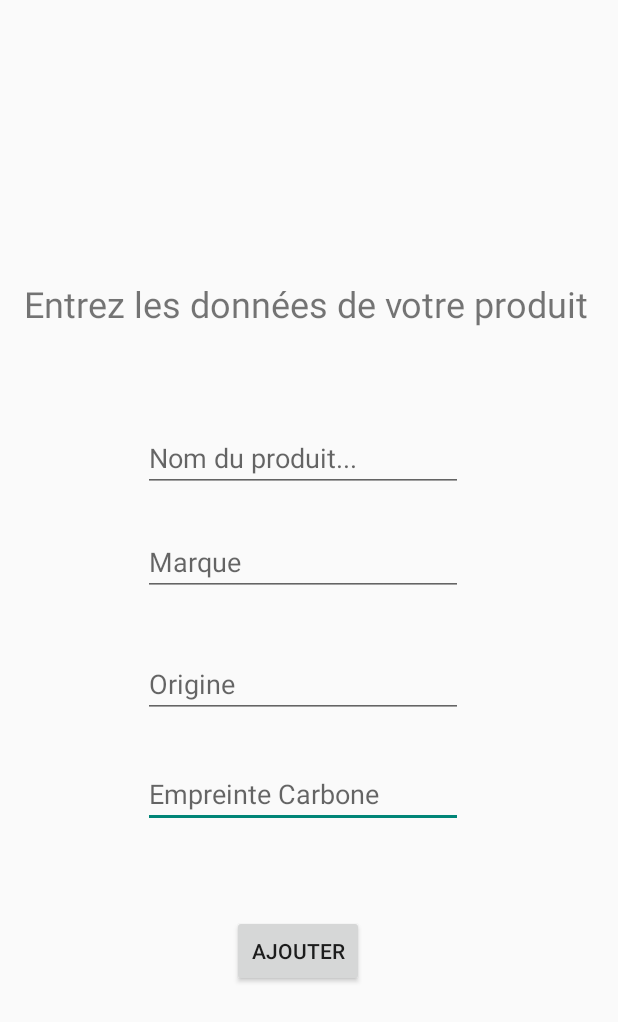
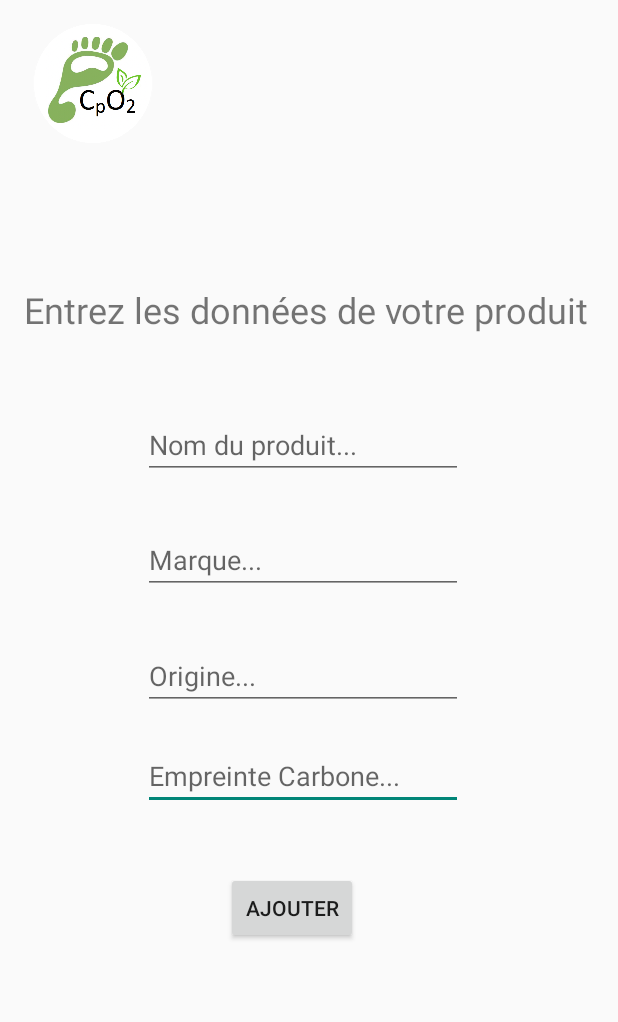
Before and after one commit to Arno-le-dev/CpO2_1.1, an Android app: the layout activity_add_new_product.xml on its own in the app's theme, with its tools: preview values and no code run, on a phone screen of 412 x 824 dp. Shown: the top 1022 px of the screen. Run offline under Robolectric (Android 15) with nearby library versions, the phone set to English and light mode, and no system bars.

Commit message:
appli fonctionnelle 1.1

```diff
--- a/app/build.gradle
+++ b/app/build.gradle
@@ -27,4 +27,5 @@ dependencies {
     testImplementation 'junit:junit:4.12'
     androidTestImplementation 'androidx.test.ext:junit:1.1.0'
     androidTestImplementation 'androidx.test.espresso:espresso-core:3.1.1'
+    implementation 'com.google.android.material:material:1.0.0'
 }
--- a/app/src/main/java/com/example/cpo2_10/vue/MainActivity.java
+++ b/app/src/main/java/com/example/cpo2_10/vue/MainActivity.java
@@ -37,10 +37,12 @@ public class MainActivity extends AppCompatActivity {
     @Override
     protected void onCreate(Bundle savedInstanceState) {
         super.onCreate(savedInstanceState);
+
         //Cette directive enlève la barre de titre
         this.requestWindowFeature(Window.FEATURE_NO_TITLE);
 // Cette directive permet d'enlever la barre de notifications pour afficher l'application en plein écran
         this.getWindow().setFlags(WindowManager.LayoutParams.FLAG_FULLSCREEN, WindowManager.LayoutParams.FLAG_FULLSCREEN);
+        getSupportActionBar().hide();
 
         setContentView(R.layout.activity_main);
 
--- /dev/null
+++ b/app/src/main/res/drawable/home_btn.xml
@@ -0,0 +1,9 @@
+<?xml version="1.0" encoding="utf-8"?>
+<shape xmlns:android="http://schemas.android.com/apk/res/android"
+    android:shape="rectangle">
+
+    <solid android:color="#FBFBFB"/>
+
+    <corners android:radius="200dp"/>
+
+</shape>
--- a/app/src/main/res/layout/activity_add_new_product.xml
+++ b/app/src/main/res/layout/activity_add_new_product.xml
@@ -12,80 +12,110 @@
         android:id="@+id/textView2"
         android:layout_width="wrap_content"
         android:layout_height="wrap_content"
+        android:layout_marginStart="16dp"
+        android:layout_marginTop="83dp"
         android:layout_marginEnd="20dp"
-        android:layout_marginBottom="64dp"
+        android:layout_marginBottom="20dp"
         android:text="Entrez les données de votre produit"
         android:textSize="24sp"
         app:layout_constraintBottom_toTopOf="@+id/txtProduit"
-        app:layout_constraintEnd_toEndOf="parent" />
+        app:layout_constraintEnd_toEndOf="parent"
+        app:layout_constraintHorizontal_bias="0.0"
+        app:layout_constraintStart_toStartOf="parent"
+        app:layout_constraintTop_toBottomOf="@+id/home_button" />
 
     <EditText
         android:id="@+id/txtEmpreinteCarbone"
         android:layout_width="wrap_content"
         android:layout_height="wrap_content"
-        android:layout_marginBottom="272dp"
+        android:layout_marginStart="95dp"
+        android:layout_marginTop="10dp"
+        android:layout_marginEnd="103dp"
+        android:layout_marginBottom="10dp"
         android:ems="10"
-        android:hint="Empreinte Carbone"
+        android:hint="Empreinte Carbone..."
         android:inputType="numberDecimal"
-        app:layout_constraintBottom_toBottomOf="parent"
+        app:layout_constraintBottom_toTopOf="@+id/btnAdd"
         app:layout_constraintEnd_toEndOf="parent"
-        app:layout_constraintHorizontal_bias="0.479"
-        app:layout_constraintStart_toStartOf="parent" />
+        app:layout_constraintStart_toStartOf="parent"
+        app:layout_constraintTop_toBottomOf="@+id/txtOrigine" />
 
     <EditText
         android:id="@+id/txtOrigine"
         android:layout_width="wrap_content"
         android:layout_height="wrap_content"
-        android:layout_marginBottom="28dp"
+        android:layout_marginStart="95dp"
+        android:layout_marginTop="10dp"
+        android:layout_marginEnd="103dp"
         android:ems="10"
-        android:hint="Origine"
+        android:hint="Origine..."
         android:inputType="textPersonName"
         app:layout_constraintBottom_toTopOf="@+id/txtEmpreinteCarbone"
         app:layout_constraintEnd_toEndOf="parent"
-        app:layout_constraintHorizontal_bias="0.479"
-        app:layout_constraintStart_toStartOf="parent" />
+        app:layout_constraintStart_toStartOf="parent"
+        app:layout_constraintTop_toBottomOf="@+id/txtMarque" />
+
 
     <EditText
         android:id="@+id/txtProduit"
         android:layout_width="wrap_content"
         android:layout_height="wrap_content"
-        android:layout_marginBottom="24dp"
+        android:layout_marginStart="95dp"
+        android:layout_marginTop="20dp"
+        android:layout_marginEnd="103dp"
+        android:layout_marginBottom="10dp"
         android:ems="10"
         android:hint="Nom du produit... "
         android:inputType="textPersonName"
         app:layout_constraintBottom_toTopOf="@+id/txtMarque"
         app:layout_constraintEnd_toEndOf="parent"
-        app:layout_constraintHorizontal_bias="0.479"
-        app:layout_constraintStart_toStartOf="parent" />
+        app:layout_constraintHorizontal_bias="0.0"
+        app:layout_constraintStart_toStartOf="parent"
+        app:layout_constraintTop_toBottomOf="@+id/textView2" />
 
     <EditText
         android:id="@+id/txtMarque"
         android:layout_width="wrap_content"
         android:layout_height="wrap_content"
-        android:layout_marginBottom="36dp"
+        android:layout_marginStart="95dp"
+        android:layout_marginTop="10dp"
+        android:layout_marginEnd="103dp"
+        android:layout_marginBottom="10dp"
         android:ems="10"
-        android:hint="Marque"
+        android:hint="Marque..."
         android:inputType="textPersonName"
         app:layout_constraintBottom_toTopOf="@+id/txtOrigine"
         app:layout_constraintEnd_toEndOf="parent"
-        app:layout_constraintHorizontal_bias="0.479"
-        app:layout_constraintStart_toStartOf="parent" />
+        app:layout_constraintStart_toStartOf="parent"
+        app:layout_constraintTop_toBottomOf="@+id/txtProduit" />
 
     <Button
         android:id="@+id/btnAdd"
         android:layout_width="wrap_content"
         android:layout_height="wrap_content"
-        android:layout_marginStart="154dp"
-        android:layout_marginTop="58dp"
-        android:layout_marginEnd="169dp"
-        android:layout_marginBottom="166dp"
+        android:layout_marginStart="150dp"
+        android:layout_marginTop="20dp"
+        android:layout_marginEnd="173dp"
+        android:layout_marginBottom="183dp"
         android:text="Ajouter"
         app:layout_constraintBottom_toBottomOf="parent"
         app:layout_constraintEnd_toEndOf="parent"
         app:layout_constraintStart_toStartOf="parent"
         app:layout_constraintTop_toBottomOf="@+id/txtEmpreinteCarbone" />
 
-
+    <ImageButton
+        android:id="@+id/home_button"
+        android:layout_width="80dp"
+        android:layout_height="79dp"
+        android:layout_marginStart="21dp"
+        android:layout_marginTop="16dp"
+        android:layout_marginEnd="310dp"
+        android:background="@drawable/home_btn"
+        android:scaleType="centerInside"
+        app:layout_constraintEnd_toEndOf="parent"
+        app:layout_constraintStart_toStartOf="parent"
+        app:layout_constraintTop_toTopOf="parent"
+        app:srcCompat="@drawable/appli_logo" />
 
 
 </androidx.constraintlayout.widget.ConstraintLayout>
```
Also changed, not shown: app/src/main/java/com/example/cpo2_10/modele/add_newProduct.java (+57 -9 lines), app/src/main/java/com/example/cpo2_10/resultat.java (+31 -0 lines), app/src/main/res/layout/activity_main.xml (+25 -5 lines), app/src/main/res/layout/activity_resultat.xml (+17 -0 lines), app/src/main/res/drawable/appli_logo.png (added), app/src/main/res/drawable/background_1_0.png (added).
